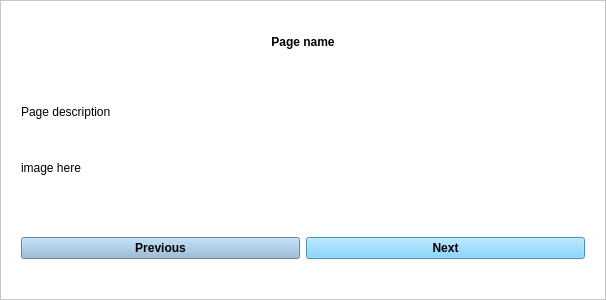
Above: copyclare/ui/tutorial_popup.ui from MotionInput/Team14-CopyClare before the change. Below: the same form after it.
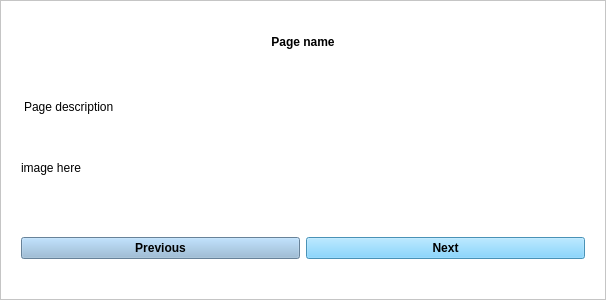
That is the form after the change.

What changed in the file:
```diff
--- a/copyclare/ui/tutorial_popup.ui
+++ b/copyclare/ui/tutorial_popup.ui
@@ -69,6 +69,9 @@
           <height>60</height>
          </size>
         </property>
+        <property name="styleSheet">
+         <string notr="true">padding-bottom: 10px;</string>
+        </property>
         <property name="text">
          <string>Page description</string>
         </property>
```
